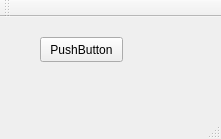
Above: Blue/mainwindow.ui from AmiditeX/Blue before the change. Below: the same form after it.
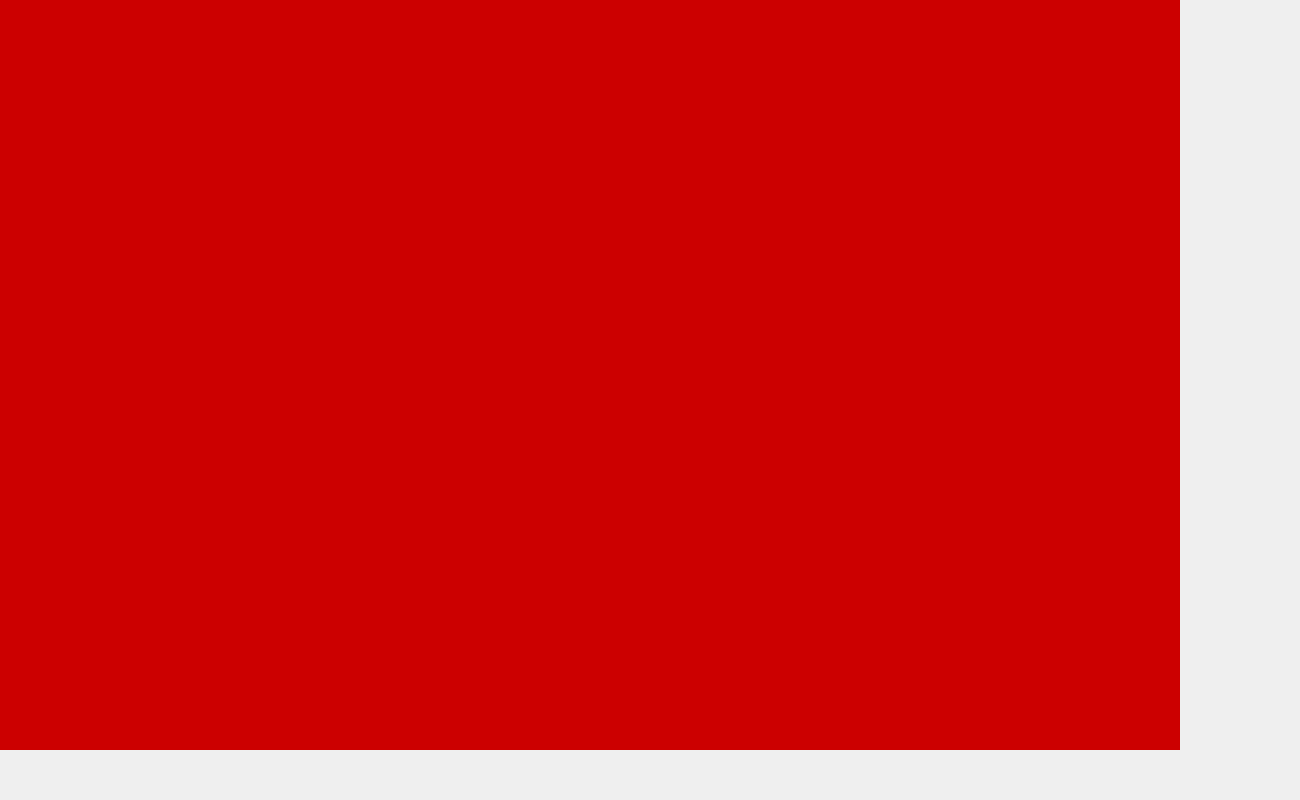
That is the form after the change.

Patch:
```diff
--- a/Blue/mainwindow.ui
+++ b/Blue/mainwindow.ui
@@ -6,47 +6,28 @@
    <rect>
     <x>0</x>
     <y>0</y>
-    <width>221</width>
-    <height>139</height>
+    <width>1300</width>
+    <height>800</height>
    </rect>
   </property>
   <property name="windowTitle">
    <string>MainWindow</string>
   </property>
   <widget class="QWidget" name="centralWidget">
-   <widget class="QPushButton" name="pushButton">
+   <widget class="QWidget" name="widget" native="true">
     <property name="geometry">
      <rect>
-      <x>40</x>
-      <y>20</y>
-      <width>83</width>
-      <height>25</height>
+      <x>0</x>
+      <y>0</y>
+      <width>1180</width>
+      <height>750</height>
      </rect>
     </property>
-    <property name="text">
-     <string>PushButton</string>
+    <property name="styleSheet">
+     <string notr="true">background-color: rgb(204, 0, 0);</string>
     </property>
    </widget>
   </widget>
-  <widget class="QMenuBar" name="menuBar">
-   <property name="geometry">
-    <rect>
-     <x>0</x>
-     <y>0</y>
-     <width>221</width>
-     <height>22</height>
-    </rect>
-   </property>
-  </widget>
-  <widget class="QToolBar" name="mainToolBar">
-   <attribute name="toolBarArea">
-    <enum>TopToolBarArea</enum>
-   </attribute>
-   <attribute name="toolBarBreak">
-    <bool>false</bool>
-   </attribute>
-  </widget>
-  <widget class="QStatusBar" name="statusBar"/>
  </widget>
  <layoutdefault spacing="6" margin="11"/>
  <resources/>
```
